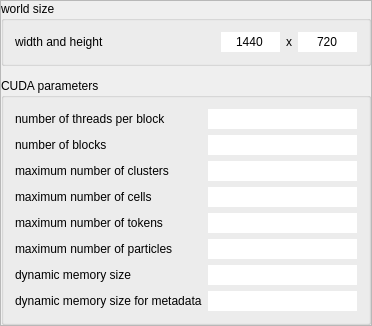
Above: source/Gui/ComputationSettingsWidget.ui from chrxh/alien before the change. Below: the same form after it.
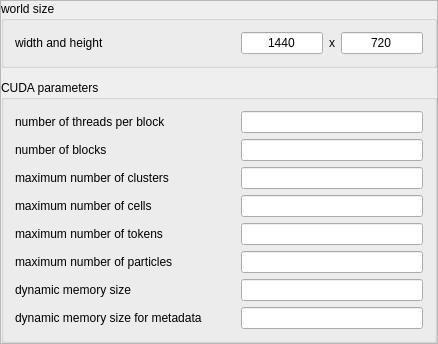
That is the form after the change.

```diff
--- a/source/Gui/ComputationSettingsWidget.ui
+++ b/source/Gui/ComputationSettingsWidget.ui
@@ -6,7 +6,7 @@
    <rect>
     <x>0</x>
     <y>0</y>
-    <width>372</width>
+    <width>438</width>
     <height>326</height>
    </rect>
   </property>
@@ -71,11 +71,17 @@
          <item row="0" column="0">
           <widget class="QLabel" name="label_15">
            <property name="sizePolicy">
-            <sizepolicy hsizetype="Expanding" vsizetype="Preferred">
+            <sizepolicy hsizetype="Minimum" vsizetype="Preferred">
              <horstretch>0</horstretch>
              <verstretch>0</verstretch>
             </sizepolicy>
            </property>
+           <property name="minimumSize">
+            <size>
+             <width>220</width>
+             <height>0</height>
+            </size>
+           </property>
            <property name="text">
             <string>number of threads per block</string>
            </property>
@@ -84,7 +90,7 @@
          <item row="0" column="1">
           <widget class="QLineEdit" name="gpuNumThreadsPerBlockEdit">
            <property name="frame">
-            <bool>false</bool>
+            <bool>true</bool>
            </property>
            <property name="alignment">
             <set>Qt::AlignCenter</set>
@@ -93,6 +99,18 @@
          </item>
          <item row="1" column="0">
           <widget class="QLabel" name="label_14">
+           <property name="sizePolicy">
+            <sizepolicy hsizetype="Minimum" vsizetype="Preferred">
+             <horstretch>0</horstretch>
+             <verstretch>0</verstretch>
+            </sizepolicy>
+           </property>
+           <property name="minimumSize">
+            <size>
+             <width>220</width>
+             <height>0</height>
+            </size>
+           </property>
            <property name="text">
             <string>number of blocks</string>
            </property>
@@ -101,7 +119,7 @@
          <item row="1" column="1">
           <widget class="QLineEdit" name="gpuNumBlocksEdit">
            <property name="frame">
-            <bool>false</bool>
+            <bool>true</bool>
            </property>
            <property name="alignment">
             <set>Qt::AlignCenter</set>
@@ -110,6 +128,12 @@
          </item>
          <item row="2" column="0">
           <widget class="QLabel" name="label_16">
+           <property name="sizePolicy">
+            <sizepolicy hsizetype="Minimum" vsizetype="Preferred">
+             <horstretch>0</horstretch>
+             <verstretch>0</verstretch>
+            </sizepolicy>
+           </property>
            <property name="text">
             <string>maximum number of clusters</string>
            </property>
@@ -118,7 +142,7 @@
          <item row="2" column="1">
           <widget class="QLineEdit" name="gpuMaxClustersEdit">
            <property name="frame">
-            <bool>false</bool>
+            <bool>true</bool>
            </property>
            <property name="alignment">
             <set>Qt::AlignCenter</set>
@@ -127,6 +151,12 @@
          </item>
          <item row="3" column="0">
           <widget class="QLabel" name="label_17">
+           <property name="sizePolicy">
+            <sizepolicy hsizetype="Minimum" vsizetype="Preferred">
+             <horstretch>0</horstretch>
+             <verstretch>0</verstretch>
+            </sizepolicy>
+           </property>
            <property name="text">
             <string>maximum number of cells</string>
            </property>
@@ -135,7 +165,7 @@
          <item row="3" column="1">
           <widget class="QLineEdit" name="gpuMaxCellsEdit">
            <property name="frame">
-            <bool>false</bool>
+            <bool>true</bool>
            </property>
            <property name="alignment">
             <set>Qt::AlignCenter</set>
@@ -144,6 +174,12 @@
          </item>
          <item row="4" column="0">
           <widget class="QLabel" name="label_18">
+           <property name="sizePolicy">
+            <sizepolicy hsizetype="Minimum" vsizetype="Preferred">
+             <horstretch>0</horstretch>
+             <verstretch>0</verstretch>
+            </sizepolicy>
+           </property>
            <property name="text">
             <string>maximum number of tokens</string>
            </property>
@@ -152,7 +188,7 @@
          <item row="4" column="1">
           <widget class="QLineEdit" name="gpuMaxTokensEdit">
            <property name="frame">
-            <bool>false</bool>
+            <bool>true</bool>
            </property>
            <property name="alignment">
             <set>Qt::AlignCenter</set>
@@ -161,6 +197,12 @@
          </item>
          <item row="5" column="0">
           <widget class="QLabel" name="label_19">
+           <property name="sizePolicy">
+            <sizepolicy hsizetype="Minimum" vsizetype="Preferred">
+             <horstretch>0</horstretch>
+             <verstretch>0</verstretch>
+            </sizepolicy>
+           </property>
            <property name="text">
             <string>maximum number of particles</string>
            </property>
@@ -169,7 +211,7 @@
          <item row="5" column="1">
           <widget class="QLineEdit" name="gpuMaxParticlesEdit">
            <property name="frame">
-            <bool>false</bool>
+            <bool>true</bool>
            </property>
            <property name="alignment">
             <set>Qt::AlignCenter</set>
@@ -178,6 +220,12 @@
          </item>
          <item row="6" column="0">
           <widget class="QLabel" name="label_20">
+           <property name="sizePolicy">
+            <sizepolicy hsizetype="Minimum" vsizetype="Preferred">
+             <horstretch>0</horstretch>
+             <verstretch>0</verstretch>
+            </sizepolicy>
+           </property>
            <property name="text">
             <string>dynamic memory size</string>
            </property>
@@ -186,7 +234,7 @@
          <item row="6" column="1">
           <widget class="QLineEdit" name="gpuDynamicMemorySizeEdit">
            <property name="frame">
-            <bool>false</bool>
+            <bool>true</bool>
            </property>
            <property name="alignment">
             <set>Qt::AlignCenter</set>
@@ -195,6 +243,12 @@
          </item>
          <item row="7" column="0">
           <widget class="QLabel" name="label_21">
+           <property name="sizePolicy">
+            <sizepolicy hsizetype="Minimum" vsizetype="Preferred">
+             <horstretch>0</horstretch>
+             <verstretch>0</verstretch>
+            </sizepolicy>
+           </property>
            <property name="text">
             <string>dynamic memory size for metadata</string>
            </property>
@@ -203,7 +257,7 @@
          <item row="7" column="1">
           <widget class="QLineEdit" name="gpuMetadataDynamicMemorySizeEdit">
            <property name="frame">
-            <bool>false</bool>
+            <bool>true</bool>
            </property>
            <property name="alignment">
             <set>Qt::AlignCenter</set>
@@ -238,7 +292,7 @@
            </property>
            <property name="minimumSize">
             <size>
-             <width>200</width>
+             <width>220</width>
              <height>0</height>
             </size>
            </property>
@@ -259,7 +313,7 @@
             <string>1440</string>
            </property>
            <property name="frame">
-            <bool>false</bool>
+            <bool>true</bool>
            </property>
            <property name="alignment">
             <set>Qt::AlignCenter</set>
@@ -285,7 +339,7 @@
             <string>720</string>
            </property>
            <property name="frame">
-            <bool>false</bool>
+            <bool>true</bool>
            </property>
            <property name="alignment">
             <set>Qt::AlignCenter</set>
```
